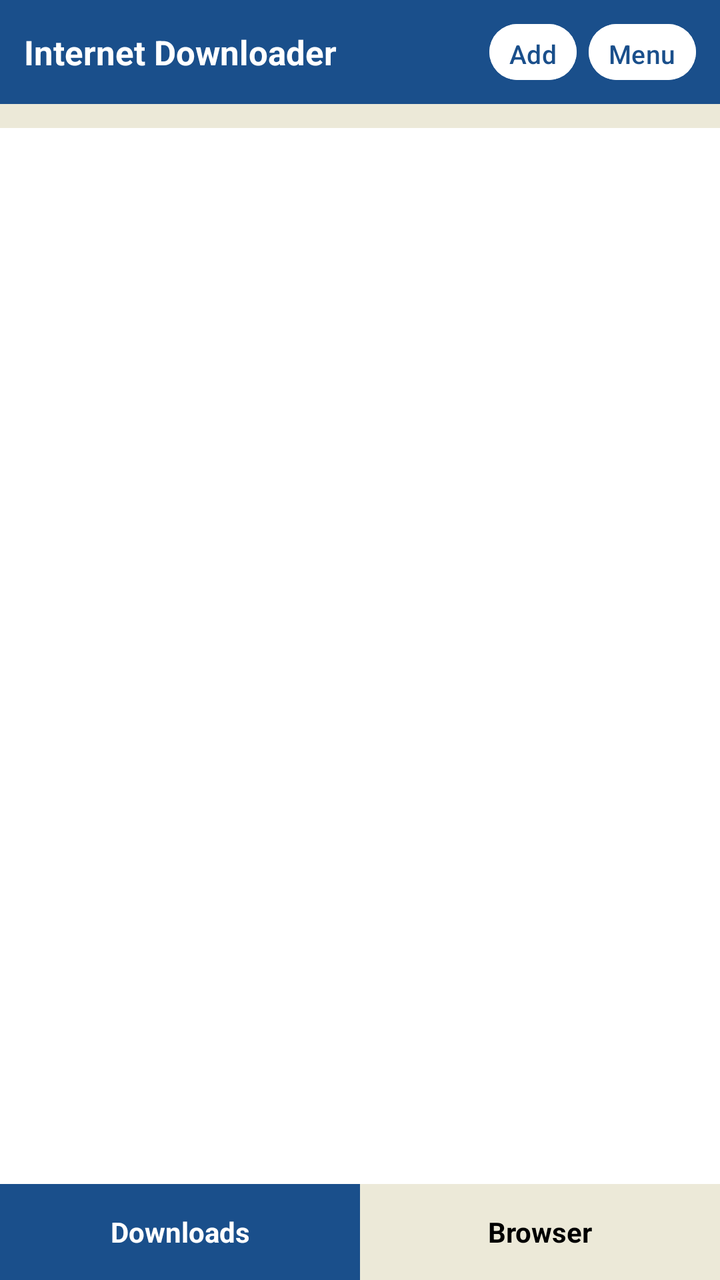
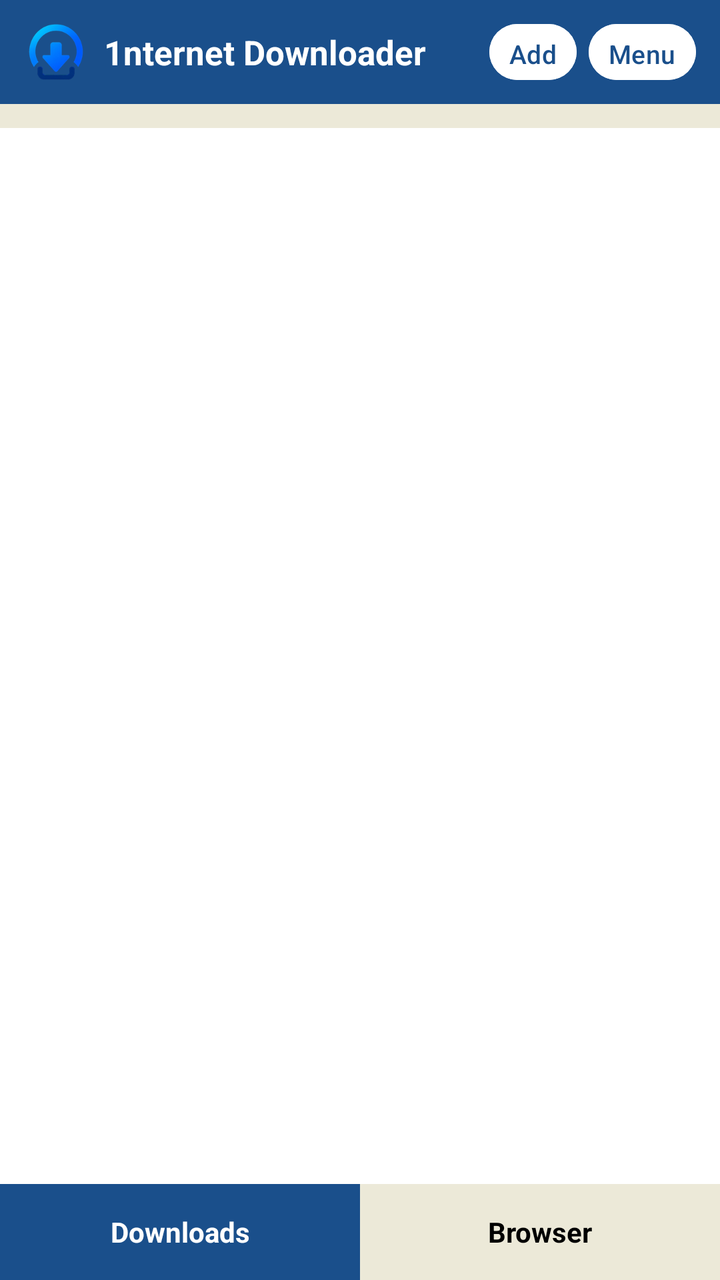

Screens rendered from an Android XML layout before and after an edit, with the pre-edit source and the edit as a unified diff.
<!-- AndroidManifest.xml: application theme Theme.InternetDownloader.Classic -->
<!-- res/layout/activity_main.xml -->
<?xml version="1.0" encoding="utf-8"?>
<androidx.drawerlayout.widget.DrawerLayout xmlns:android="http://schemas.android.com/apk/res/android"
    xmlns:app="http://schemas.android.com/apk/res-auto"
    xmlns:tools="http://schemas.android.com/tools"
    android:id="@+id/drawerLayout"
    android:layout_width="match_parent"
    android:layout_height="match_parent"
    tools:context=".MainActivity">

    <LinearLayout
        android:layout_width="match_parent"
        android:layout_height="match_parent"
        android:orientation="vertical"
        android:background="@color/classic_panel">

        <LinearLayout
            android:layout_width="match_parent"
            android:layout_height="52dp"
            android:background="@color/classic_blue"
            android:gravity="center_vertical"
            android:orientation="horizontal"
            android:paddingHorizontal="12dp">

            <TextView
                android:layout_width="0dp"
                android:layout_height="wrap_content"
                android:layout_weight="1"
                android:text="Internet Downloader"
                android:textColor="@color/classic_white"
                android:textSize="17sp"
                android:textStyle="bold" />

            <Button
                android:id="@+id/btnToolbarAdd"
                android:layout_width="wrap_content"
                android:layout_height="36dp"
                android:backgroundTint="@color/classic_white"
                android:minWidth="0dp"
                android:paddingHorizontal="10dp"
                android:text="Add"
                android:textColor="@color/classic_blue"
                android:textSize="13sp" />

            <Button
                android:id="@+id/btnOpenMenu"
                android:layout_width="wrap_content"
                android:layout_height="36dp"
                android:layout_marginStart="6dp"
                android:backgroundTint="@color/classic_white"
                android:minWidth="0dp"
                android:paddingHorizontal="10dp"
                android:text="Menu"
                android:textColor="@color/classic_blue"
                android:textSize="13sp" />
        </LinearLayout>

        <HorizontalScrollView
            android:id="@+id/filterScroll"
            android:layout_width="match_parent"
            android:layout_height="wrap_content"
            android:background="@color/classic_chrome"
            android:paddingHorizontal="8dp"
            android:paddingVertical="6dp"
            android:scrollbars="none">

            <com.google.android.material.chip.ChipGroup
                android:id="@+id/chipGroup"
                android:layout_width="wrap_content"
                android:layout_height="wrap_content"
                app:singleSelection="true">

                <com.google.android.material.chip.Chip
                    android:id="@+id/chipAll"
                    style="@style/Widget.Material3.Chip.Filter"
                    android:checked="true"
                    android:text="All" />

                <com.google.android.material.chip.Chip
                    android:id="@+id/chipActive"
                    style="@style/Widget.Material3.Chip.Filter"
                    android:text="Active" />

                <com.google.android.material.chip.Chip
                    android:id="@+id/chipCompleted"
                    style="@style/Widget.Material3.Chip.Filter"
                    android:text="Completed" />

                <com.google.android.material.chip.Chip
                    android:id="@+id/chipTorrents"
                    style="@style/Widget.Material3.Chip.Filter"
                    android:text="Torrents" />

                <com.google.android.material.chip.Chip
                    android:id="@+id/chipVideos"
                    style="@style/Widget.Material3.Chip.Filter"
                    android:text="Videos" />

                <com.google.android.material.chip.Chip
                    android:id="@+id/chipCompressed"
                    style="@style/Widget.Material3.Chip.Filter"
                    android:text="Compressed" />

                <com.google.android.material.chip.Chip
                    android:id="@+id/chipPrograms"
                    style="@style/Widget.Material3.Chip.Filter"
                    android:text="Programs" />

                <com.google.android.material.chip.Chip
                    android:id="@+id/chipDocuments"
                    style="@style/Widget.Material3.Chip.Filter"
                    android:text="Documents" />
            </com.google.android.material.chip.ChipGroup>
        </HorizontalScrollView>

        <FrameLayout
            android:layout_width="match_parent"
            android:layout_height="0dp"
            android:layout_weight="1">

            <androidx.recyclerview.widget.RecyclerView
                android:id="@+id/rvDownloads"
                android:layout_width="match_parent"
                android:layout_height="match_parent"
                android:background="@color/classic_white"
                android:clipToPadding="false" />

            <LinearLayout
                android:id="@+id/layoutEmpty"
                android:layout_width="wrap_content"
                android:layout_height="wrap_content"
                android:layout_gravity="center"
                android:gravity="center"
                android:orientation="vertical"
                android:padding="24dp"
                android:visibility="gone">

                <TextView
                    android:layout_width="wrap_content"
                    android:layout_height="wrap_content"
                    android:text="No Downloads Yet"
                    android:textColor="@color/classic_text"
                    android:textSize="18sp"
                    android:textStyle="bold" />

                <TextView
                    android:layout_width="wrap_content"
                    android:layout_height="wrap_content"
                    android:layout_marginTop="6dp"
                    android:gravity="center"
                    android:text="Use Add or the Menu on the right to start a download"
                    android:textColor="@color/classic_muted"
                    android:textSize="13sp" />
            </LinearLayout>

            <LinearLayout
                android:id="@+id/browserPane"
                android:layout_width="match_parent"
                android:layout_height="match_parent"
                android:background="@color/classic_white"
                android:orientation="vertical"
                android:visibility="gone">

                <LinearLayout
                    android:layout_width="match_parent"
                    android:layout_height="wrap_content"
                    android:background="@color/classic_chrome"
                    android:gravity="center_vertical"
                    android:orientation="horizontal"
                    android:padding="6dp">

                    <Button
                        android:id="@+id/btnBrowserBack"
                        android:layout_width="40dp"
                        android:layout_height="36dp"
                        android:backgroundTint="@color/classic_panel"
                        android:text="&lt;"
                        android:textColor="@color/classic_text" />

                    <EditText
                        android:id="@+id/etBrowserUrl"
                        android:layout_width="0dp"
                        android:layout_height="36dp"
                        android:layout_marginHorizontal="6dp"
                        android:layout_weight="1"
                        android:background="@color/classic_white"
                        android:hint="https://"
                        android:imeOptions="actionGo"
                        android:inputType="textUri"
                        android:paddingHorizontal="8dp"
                        android:singleLine="true"
                        android:text="https://"
                        android:textColor="@color/classic_text"
                        android:textSize="13sp" />

                    <Button
                        android:id="@+id/btnBrowserGo"
                        android:layout_width="wrap_content"
                        android:layout_height="36dp"
                        android:backgroundTint="@color/classic_blue"
                        android:text="Go"
                        android:textColor="@color/classic_white" />
                </LinearLayout>

                <WebView
                    android:id="@+id/webView"
                    android:layout_width="match_parent"
                    android:layout_height="match_parent" />
            </LinearLayout>
        </FrameLayout>

        <LinearLayout
            android:layout_width="match_parent"
            android:layout_height="48dp"
            android:background="@color/classic_chrome"
            android:orientation="horizontal">

            <TextView
                android:id="@+id/tabDownloads"
                android:layout_width="0dp"
                android:layout_height="match_parent"
                android:layout_weight="1"
                android:background="@color/classic_blue"
                android:gravity="center"
                android:text="Downloads"
                android:textColor="@color/classic_white"
                android:textStyle="bold" />

            <TextView
                android:id="@+id/tabBrowser"
                android:layout_width="0dp"
                android:layout_height="match_parent"
                android:layout_weight="1"
                android:gravity="center"
                android:text="Browser"
                android:textColor="@color/classic_text"
                android:textStyle="bold" />
        </LinearLayout>
    </LinearLayout>

    <ScrollView
        android:id="@+id/rightMenu"
        android:layout_width="240dp"
        android:layout_height="match_parent"
        android:layout_gravity="end"
        android:background="@color/classic_chrome"
        android:fillViewport="true">

        <LinearLayout
            android:layout_width="match_parent"
            android:layout_height="wrap_content"
            android:orientation="vertical"
            android:padding="8dp">

            <TextView
                android:layout_width="match_parent"
                android:layout_height="wrap_content"
                android:padding="8dp"
                android:text="Tasks"
                android:textColor="@color/classic_text"
                android:textStyle="bold" />

            <Button android:id="@+id/menuAddUrl" android:layout_width="match_parent" android:layout_height="wrap_content" android:backgroundTint="@color/classic_panel" android:text="Add URL" android:textAlignment="textStart" android:textColor="@color/classic_text" />
            <Button android:id="@+id/menuAddTorrent" android:layout_width="match_parent" android:layout_height="wrap_content" android:backgroundTint="@color/classic_panel" android:text="Add Torrent" android:textAlignment="textStart" android:textColor="@color/classic_text" />
            <Button android:id="@+id/menuPause" android:layout_width="match_parent" android:layout_height="wrap_content" android:backgroundTint="@color/classic_panel" android:text="Pause" android:textAlignment="textStart" android:textColor="@color/classic_text" />
            <Button android:id="@+id/menuResume" android:layout_width="match_parent" android:layout_height="wrap_content" android:backgroundTint="@color/classic_panel" android:text="Resume" android:textAlignment="textStart" android:textColor="@color/classic_text" />
            <Button android:id="@+id/menuRestart" android:layout_width="match_parent" android:layout_height="wrap_content" android:backgroundTint="@color/classic_panel" android:text="Restart" android:textAlignment="textStart" android:textColor="@color/classic_text" />
            <Button android:id="@+id/menuDelete" android:layout_width="match_parent" android:layout_height="wrap_content" android:backgroundTint="@color/classic_panel" android:text="Delete" android:textAlignment="textStart" android:textColor="@color/classic_text" />
            <Button android:id="@+id/menuOpenFile" android:layout_width="match_parent" android:layout_height="wrap_content" android:backgroundTint="@color/classic_panel" android:text="Open File" android:textAlignment="textStart" android:textColor="@color/classic_text" />
            <Button android:id="@+id/menuOpenFolder" android:layout_width="match_parent" android:layout_height="wrap_content" android:backgroundTint="@color/classic_panel" android:text="Open Folder" android:textAlignment="textStart" android:textColor="@color/classic_text" />
            <Button android:id="@+id/menuCopyUrl" android:layout_width="match_parent" android:layout_height="wrap_content" android:backgroundTint="@color/classic_panel" android:text="Copy URL" android:textAlignment="textStart" android:textColor="@color/classic_text" />
            <Button android:id="@+id/menuViewSegments" android:layout_width="match_parent" android:layout_height="wrap_content" android:backgroundTint="@color/classic_panel" android:text="View Segments" android:textAlignment="textStart" android:textColor="@color/classic_text" />
            <Button android:id="@+id/menuPauseAll" android:layout_width="match_parent" android:layout_height="wrap_content" android:backgroundTint="@color/classic_panel" android:text="Pause All" android:textAlignment="textStart" android:textColor="@color/classic_text" />
            <Button android:id="@+id/menuResumeAll" android:layout_width="match_parent" android:layout_height="wrap_content" android:backgroundTint="@color/classic_panel" android:text="Resume All" android:textAlignment="textStart" android:textColor="@color/classic_text" />
            <Button android:id="@+id/menuClearCompleted" android:layout_width="match_parent" android:layout_height="wrap_content" android:backgroundTint="@color/classic_panel" android:text="Clear Completed" android:textAlignment="textStart" android:textColor="@color/classic_text" />
            <Button android:id="@+id/menuAbout" android:layout_width="match_parent" android:layout_height="wrap_content" android:backgroundTint="@color/classic_panel" android:text="About" android:textAlignment="textStart" android:textColor="@color/classic_text" />
        </LinearLayout>
    </ScrollView>
</androidx.drawerlayout.widget.DrawerLayout>
<!-- resources referenced by this layout -->
<resources>
  <color name="classic_blue">#1A4F8B</color>
  <color name="classic_chrome">#ECE9D8</color>
  <color name="classic_muted">#444444</color>
  <color name="classic_panel">#F3F3F3</color>
  <color name="classic_text">#000000</color>
  <color name="classic_white">#FFFFFF</color>
  <style name="Theme.InternetDownloader.Classic" parent="Theme.Material3.Light.NoActionBar">
          <item name="colorPrimary">@color/classic_blue</item>
          <item name="colorOnPrimary">@color/classic_white</item>
          <item name="android:statusBarColor">@color/classic_blue_dark</item>
          <item name="android:navigationBarColor">@color/classic_chrome</item>
          <item name="android:windowBackground">@color/classic_panel</item>
          <item name="android:textColor">@color/classic_text</item>
      </style>
  <color name="classic_blue_dark">#163F6E</color>
</resources>

<!-- the commit's change to res/layout/activity_main.xml (unified diff, before → after) -->
@@ -21,11 +21,20 @@
             android:orientation="horizontal"
             android:paddingHorizontal="12dp">
 
+            <ImageView
+                android:layout_width="32dp"
+                android:layout_height="32dp"
+                android:layout_marginEnd="8dp"
+                android:adjustViewBounds="true"
+                android:background="@android:color/transparent"
+                android:contentDescription="@string/app_name"
+                android:src="@drawable/logo" />
+
             <TextView
                 android:layout_width="0dp"
                 android:layout_height="wrap_content"
                 android:layout_weight="1"
-                android:text="Internet Downloader"
+                android:text="1nternet Downloader"
                 android:textColor="@color/classic_white"
                 android:textSize="17sp"
                 android:textStyle="bold" />
<!-- resource entries referenced after the edit -->
@@ -6,6 +6,8 @@
   <color name="classic_panel">#F3F3F3</color>
   <color name="classic_text">#000000</color>
   <color name="classic_white">#FFFFFF</color>
+  <!-- drawable logo: png bitmap (drawable, 12839 bytes) -->
+  <string name="app_name">1nternet Downloader</string>
   <style name="Theme.InternetDownloader.Classic" parent="Theme.Material3.Light.NoActionBar">
           <item name="colorPrimary">@color/classic_blue</item>
           <item name="colorOnPrimary">@color/classic_white</item>
